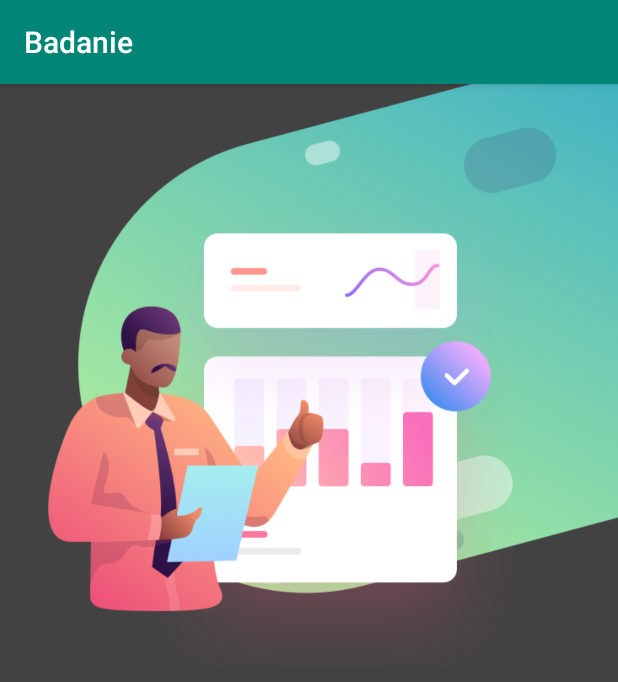
After one commit to Kb861/AppForRehabilitation, an Android app: the StartActivity screen opened directly, with no data from a screen before it, on a phone screen of 412 x 824 dp. The commit adds this screen. Shown: the top 682 px of the screen. Run offline under Robolectric (Android 15) with nearby library versions, the phone set to English and light mode, and no system bars.

Commit message:
StartActivity

```diff
--- a/app/build.gradle
+++ b/app/build.gradle
@@ -26,5 +26,7 @@ dependencies {
     testImplementation 'junit:junit:4.12'
     androidTestImplementation 'com.android.support.test:runner:1.0.2'
     androidTestImplementation 'com.android.support.test.espresso:espresso-core:3.0.2'
+    implementation 'com.jakewharton:butterknife:8.8.1'
+    annotationProcessor 'com.jakewharton:butterknife-compiler:8.8.1'
 
 }
--- a/app/src/main/AndroidManifest.xml
+++ b/app/src/main/AndroidManifest.xml
@@ -9,6 +9,7 @@
         android:roundIcon="@mipmap/ic_launcher_round"
         android:supportsRtl="true"
         android:theme="@style/AppTheme">
+        <activity android:name=".StartActivity"></activity>
         <activity android:name=".MainActivity">
             <intent-filter>
                 <action android:name="android.intent.action.MAIN" />
--- /dev/null
+++ b/app/src/main/java/com/example/badanie/StartActivity.java
@@ -0,0 +1,13 @@
+package com.example.badanie;
+
+import android.support.v7.app.AppCompatActivity;
+import android.os.Bundle;
+
+public class StartActivity extends AppCompatActivity {
+
+    @Override
+    protected void onCreate(Bundle savedInstanceState) {
+        super.onCreate(savedInstanceState);
+        setContentView(R.layout.activity_start);
+    }
+}
--- /dev/null
+++ b/app/src/main/res/layout/activity_start.xml
@@ -0,0 +1,20 @@
+<?xml version="1.0" encoding="utf-8"?>
+<android.support.constraint.ConstraintLayout xmlns:android="http://schemas.android.com/apk/res/android"
+    xmlns:app="http://schemas.android.com/apk/res-auto"
+    xmlns:tools="http://schemas.android.com/tools"
+    android:layout_width="match_parent"
+    android:layout_height="match_parent"
+    android:background="@color/colorbackground"
+    tools:context=".StartActivity">
+
+    <ImageView
+        android:layout_width="380dp"
+        android:layout_height="390dp"
+        android:src="@drawable/icget"
+        android:layout_marginEnd="0dp"
+        android:layout_marginTop="0dp"
+        android:scaleType="centerCrop"
+        app:layout_constraintEnd_toEndOf="parent"
+        app:layout_constraintTop_toTopOf="parent" />
+
+</android.support.constraint.ConstraintLayout>
```
Also changed, not shown: app/src/main/java/com/example/badanie/MainActivity.java (+18 -0 lines).
